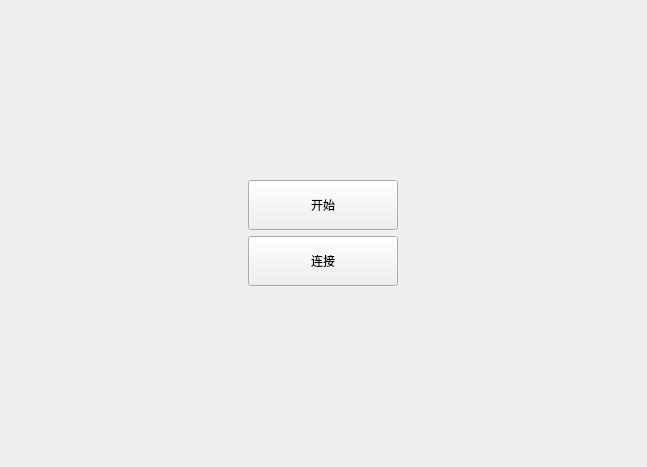
Old version of the form Rc_removectrl_v1/widget.ui in the repository Key2209/Rc_Qt_removectrl.
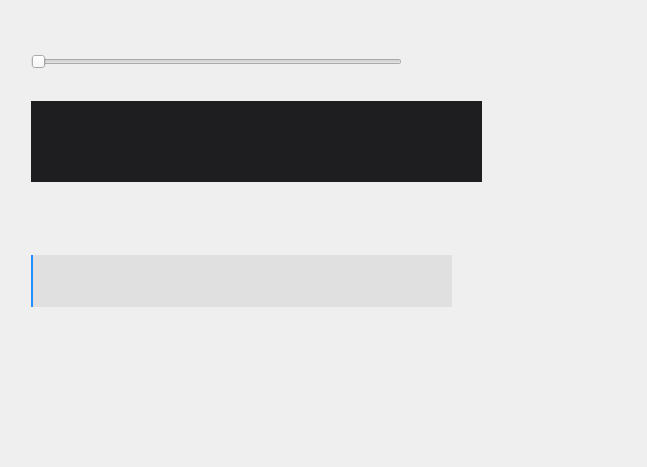
New version of the form. The open tabs and pages were chosen to show the change. Custom widgets are drawn as their Qt base class.

Commit message: 连接ip可通信，初步实现功能

The edit to the form file:
```diff
--- a/Rc_removectrl_v1/widget.ui
+++ b/Rc_removectrl_v1/widget.ui
@@ -21,6 +21,114 @@
      </property>
      <widget class="ConnectWidget" name="page_connect"/>
      <widget class="RcWidget" name="page_rc"/>
+     <widget class="QWidget" name="page_test">
+      <widget class="MyScroller_Horiz" name="widget" native="true">
+       <property name="geometry">
+        <rect>
+         <x>20</x>
+         <y>90</y>
+         <width>451</width>
+         <height>81</height>
+        </rect>
+       </property>
+       <property name="styleSheet">
+        <string notr="true">background-color: #1E1E20;</string>
+       </property>
+      </widget>
+      <widget class="QSlider" name="horizontalSlider">
+       <property name="geometry">
+        <rect>
+         <x>20</x>
+         <y>240</y>
+         <width>421</width>
+         <height>61</height>
+        </rect>
+       </property>
+       <property name="styleSheet">
+        <string notr="true">QSlider {
+    /* 1. 消除外边距，让滑条占据整个控件区域 */
+    padding: 0px;
+    margin: 0px;
+}
+
+QSlider::groove:horizontal {
+    /* 2. 滑槽厚度与控件高度一致 */
+    height: 50px;
+    
+    /* 3. 设置未填充区域的背景色（即矩形右侧的颜色） */
+    background: #E0E0E0; /* 浅灰色 */
+    
+    /* 4. 消除边框，使其看起来像一个纯矩形 */
+    border: 1px solid #C0C0C0; 
+    
+    /* 5. 消除圆角 */
+    border-radius: 0px; 
+}
+
+QSlider::sub-page:horizontal {
+    /* 6. 设置已填充区域的背景色（即矩形左侧的颜色） */
+    background: #1E90FF; /* 亮蓝色 */
+    
+    /* 7. 确保 sub-page 同样是直角 */
+    border-radius: 0px;
+}
+
+QSlider::add-page:horizontal {
+    /* 8. 确保 add-page 继承 groove 的样式（即未填充区域的颜色） */
+    background: #E0E0E0;
+    border-radius: 0px;
+}
+
+QSlider::handle:horizontal {
+    /* 9. 将滑块设计成一个不破坏矩形线条的细长竖线 */
+    
+    /* 宽度：非常细的线 */
+    width: 0px; 
+    
+    /* 高度：与滑槽高度相同，实现垂直对齐 */
+    height: 0px; 
+    
+    /* 消除 handle 的默认突出边距，使它完全对齐滑槽上下边缘 */
+    margin: 0px 0px 0px 0px; 
+    
+    /* 颜色：设置一个可见色，作为拖动标记 */
+    background: none; 
+    
+    /* 边框：稍微增加一点区分度 */
+    border: 0px solid #333333; 
+    border-radius: 0px;
+}
+
+</string>
+       </property>
+       <property name="orientation">
+        <enum>Qt::Orientation::Horizontal</enum>
+       </property>
+      </widget>
+      <widget class="QSlider" name="horizontalSlider_2">
+       <property name="geometry">
+        <rect>
+         <x>20</x>
+         <y>30</y>
+         <width>371</width>
+         <height>41</height>
+        </rect>
+       </property>
+       <property name="orientation">
+        <enum>Qt::Orientation::Horizontal</enum>
+       </property>
+      </widget>
+      <widget class="MyScroller_vertical" name="widget_2" native="true">
+       <property name="geometry">
+        <rect>
+         <x>510</x>
+         <y>50</y>
+         <width>81</width>
+         <height>291</height>
+        </rect>
+       </property>
+      </widget>
+     </widget>
      <widget class="QWidget" name="page_main">
       <layout class="QGridLayout" name="gridLayout">
        <item row="0" column="0">
@@ -84,6 +192,18 @@
    <header location="global">connectwidget.h</header>
    <container>1</container>
   </customwidget>
+  <customwidget>
+   <class>MyScroller_Horiz</class>
+   <extends>QWidget</extends>
+   <header location="global">myscroller_horiz.h</header>
+   <container>1</container>
+  </customwidget>
+  <customwidget>
+   <class>MyScroller_vertical</class>
+   <extends>QWidget</extends>
+   <header location="global">myscroller_vertical.h</header>
+   <container>1</container>
+  </customwidget>
  </customwidgets>
  <resources/>
  <connections/>
```
Left out of the diff: 40 changed lines with no effect on the pictures. The commit also changes 1401 other files.
